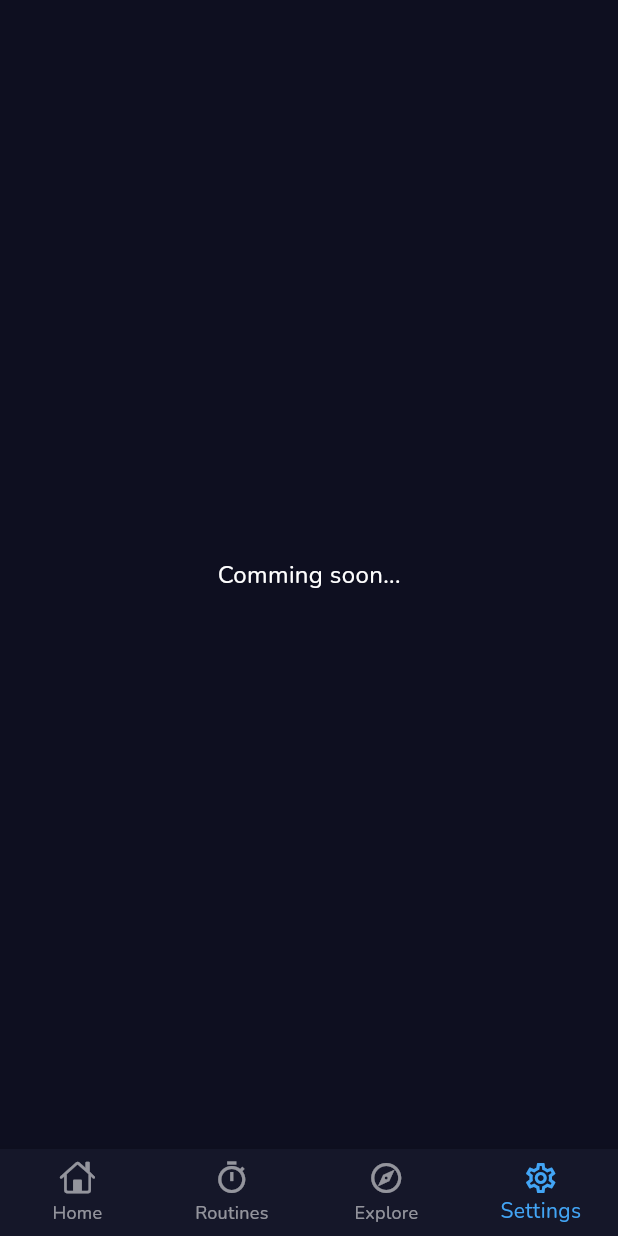
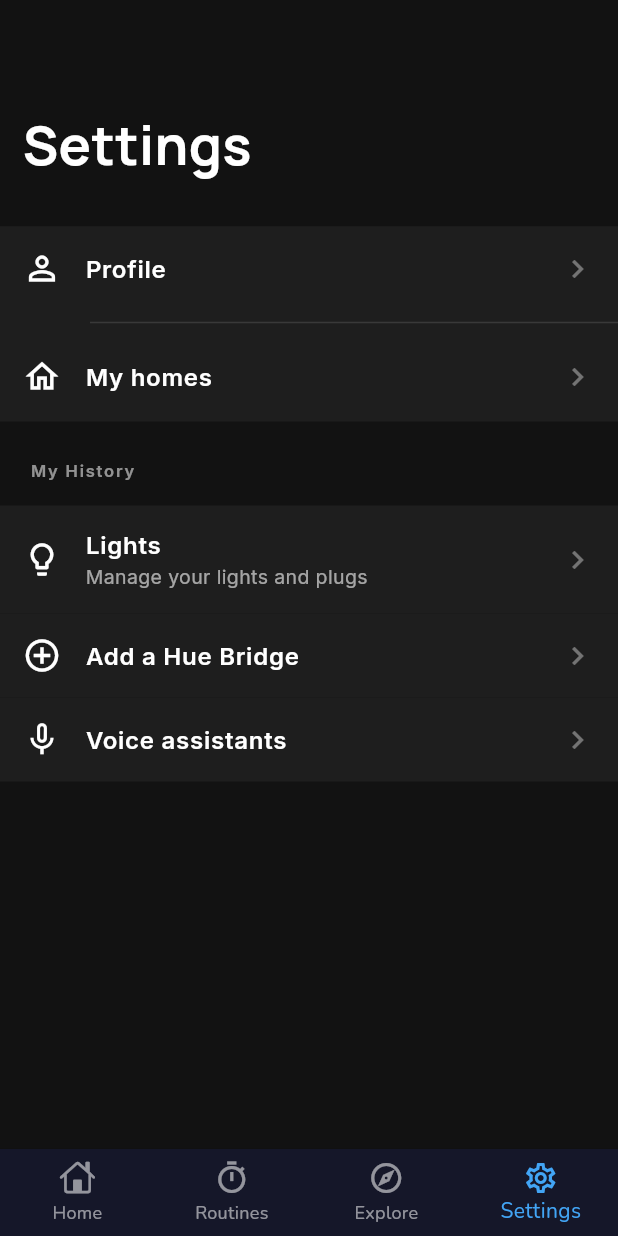
Before and after one commit to Sabusabith/findzy, a Flutter app: the screen it shows after launch, item 4 of the bottom bar chosen, on a phone screen of 412 x 824 dp. Run offline on Flutter 3.47's test engine with Material 3 defaults, Android fonts, the phone set to English and light mode, and no system bars; our stand-ins replace flutter_spinkit, geolocator, get, google_fonts, hive_flutter; accounts and stored records are empty.

Commit message:
commit after create profile

```diff
--- a/lib/core/constants/app_colors.dart
+++ b/lib/core/constants/app_colors.dart
@@ -11,6 +11,8 @@ const Color kAccentColor = Color(
 const Color kBgColor = Color(0xFF0E0E10); // Deep Charcoal Black - background
 const Color kTextColor = Color(0xFFF5F5F7); // Soft White - primary text
 const Color kCardColor = Color(0xFF1A1A1E); // Dark Greyish Blue - surface/card
+const Color kBgColor2 = Color(0xFF121212);
+const Color kCardColor2 = Color(0xFF1E1E1E); // Dark Greyish Blue - surface/card
 
 /// Optional Glow/Gradient helpers
 const Color kGlowPurple = Color(0xFF8E2DE2); // Gradient start (purple glow)
--- a/lib/core/routes/app_pages.dart
+++ b/lib/core/routes/app_pages.dart
@@ -1,6 +1,7 @@
-
 import 'package:findzy/view/home/bindings/home_bindigs.dart';
 import 'package:findzy/view/home/home.dart';
+import 'package:findzy/view/profile/bindings/profile_bindings.dart';
+import 'package:findzy/view/profile/profile.dart';
 import 'package:findzy/view/splash/bindings/splash_bindings.dart';
 import 'package:findzy/view/splash/splash.dart';
 import 'package:get/get.dart';
@@ -24,6 +25,12 @@ class AppPages {
       transition: Transition.cupertino, // smooth professional transition
       transitionDuration: const Duration(milliseconds: 400),
     ),
-
+    GetPage(
+      name: Routes.PROFILE,
+      page: () => Profile(),
+      binding: ProfileBindings(),
+      transition: Transition.downToUp, // smooth professional transition
+      transitionDuration: const Duration(milliseconds: 200),
+    ),
   ];
 }
--- a/lib/core/routes/app_routs.dart
+++ b/lib/core/routes/app_routs.dart
@@ -3,5 +3,5 @@ part of 'app_pages.dart';
 abstract class Routes {
   static const SPLASH = '/';
   static const HOME = '/home';
-
+  static const PROFILE = '/profile';
 }
--- a/lib/view/home/home.dart
+++ b/lib/view/home/home.dart
@@ -1,4 +1,5 @@
 import 'package:findzy/view/home/widgets/home_dashboard.dart';
+import 'package:findzy/view/settings/settings.dart';
 import 'package:flutter/cupertino.dart';
 import 'package:flutter/material.dart';
 import 'package:get/get.dart';
@@ -306,7 +307,7 @@ class Home extends StatelessWidget {
               const SizedBox.shrink(), // placeholder for first screen
               _routinesPage(),
               _explorePage(),
-              _settingsPage(),
+              Settings(),
             ],
           );
         }
--- /dev/null
+++ b/lib/view/profile/bindings/profile_bindings.dart
@@ -0,0 +1,10 @@
+import 'package:findzy/view/home/controller/home_controller.dart';
+import 'package:findzy/view/profile/controller/profile_controller.dart';
+import 'package:get/get.dart';
+
+class ProfileBindings extends Bindings {
+  @override
+  void dependencies() {
+    Get.lazyPut<ProfileController>(() => ProfileController());
+  }
+}
--- /dev/null
+++ b/lib/view/profile/controller/profile_controller.dart
@@ -0,0 +1,3 @@
+import 'package:get/get.dart';
+
+class ProfileController extends GetxController {}
--- /dev/null
+++ b/lib/view/settings/settings.dart
@@ -0,0 +1,135 @@
+import 'package:findzy/core/constants/app_colors.dart';
+import 'package:findzy/core/routes/app_pages.dart';
+import 'package:flutter/material.dart';
+import 'package:get/get_core/src/get_main.dart';
+import 'package:get/get_navigation/get_navigation.dart';
+import 'package:google_fonts/google_fonts.dart';
+
+class Settings extends StatelessWidget {
+  Settings({super.key});
+
+  @override
+  Widget build(BuildContext context) {
+    final textTheme = GoogleFonts.interTextTheme(Theme.of(context).textTheme);
+
+    return Scaffold(
+      backgroundColor: kBgColor2,
+
+      body: SafeArea(
+        child: ListView(
+          children: [
+            SizedBox(height: 70),
+            Padding(
+              padding: const EdgeInsets.symmetric(horizontal: 15),
+              child: Text(
+                "Settings",
+                style: GoogleFonts.manrope(
+                  color: Colors.white,
+                  fontWeight: FontWeight.bold,
+                  fontSize: 36,
+                ),
+              ),
+            ),
+            const SizedBox(height: 30),
+            Container(
+              color: kCardColor2,
+              height: 130,
+              width: MediaQuery.of(context).size.width,
+              child: Column(
+                crossAxisAlignment: CrossAxisAlignment.start,
+                children: [
+                  _settingsTile(
+                    icon: Icons.person_outline,
+                    title: "Profile",
+                    subtitle: "",
+                    onTap: () {
+                      Get.toNamed(Routes.PROFILE);
+                    },
+                  ),
+                  Padding(
+                    padding: const EdgeInsets.only(left: 60),
+                    child: Divider(color: Colors.white12),
+                  ),
+                  _settingsTile(
+                    icon: Icons.home_outlined,
+                    title: "My homes",
+                    subtitle: "",
+                    onTap: () {},
+                  ),
+                ],
+              ),
+            ),
+
+            // Accounts
+            SizedBox(height: 25),
+
+            Padding(
+              padding: const EdgeInsets.symmetric(horizontal: 20),
+              child: Text(
+                "My History",
+                style: textTheme.labelSmall!.copyWith(
+                  color: Colors.white54,
+                  fontWeight: FontWeight.w600,
+                  letterSpacing: 1.2,
+                ),
+              ),
+            ),
+            const SizedBox(height: 15),
+
+            _settingsTile(
+              icon: Icons.lightbulb_outline,
+              title: "Lights",
+              subtitle: "Manage your lights and plugs",
+              onTap: () {},
+            ),
+            _settingsTile(
+              icon: Icons.add_circle_outline,
+              title: "Add a Hue Bridge",
+              subtitle: "",
+              onTap: () {},
+            ),
+            _settingsTile(
+              icon: Icons.mic_none,
+              title: "Voice assistants",
+              subtitle: "",
+              onTap: () {},
+            ),
+
+            const SizedBox(height: 30),
+
+            // Info Card
+          ],
+        ),
+      ),
+    );
+  }
+
+  Widget _settingsTile({
+    required IconData icon,
+    required String title,
+    required String subtitle,
+    required VoidCallback onTap,
+  }) {
+    return ListTile(
+      tileColor: kCardColor2,
+      contentPadding: EdgeInsets.symmetric(horizontal: 15),
+      leading: Icon(icon, color: Colors.white, size: 26),
+      title: Text(
+        title,
+        style: GoogleFonts.inter(
+          color: Colors.white,
+          fontSize: 16,
+          fontWeight: FontWeight.w600,
+        ),
+      ),
+      subtitle: subtitle.isNotEmpty
+          ? Text(
+              subtitle,
+              style: GoogleFonts.inter(color: Colors.white60, fontSize: 13),
+            )
+          : null,
+      onTap: onTap,
+      trailing: const Icon(Icons.chevron_right, color: Colors.white38),
+    );
+  }
+}
```
Also changed, not shown: lib/view/profile/profile.dart (+272 -0 lines), lib/view/settings/bindings/settings_bindings.dart (added), lib/view/settings/controller/settings_controller.dart (added).
